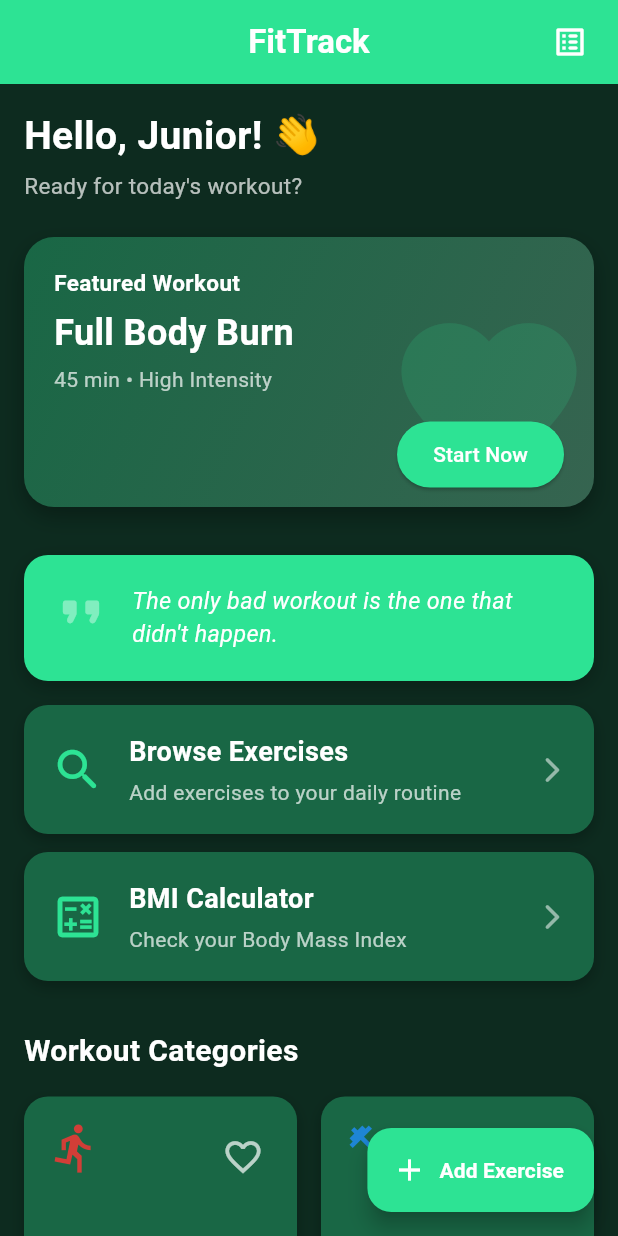
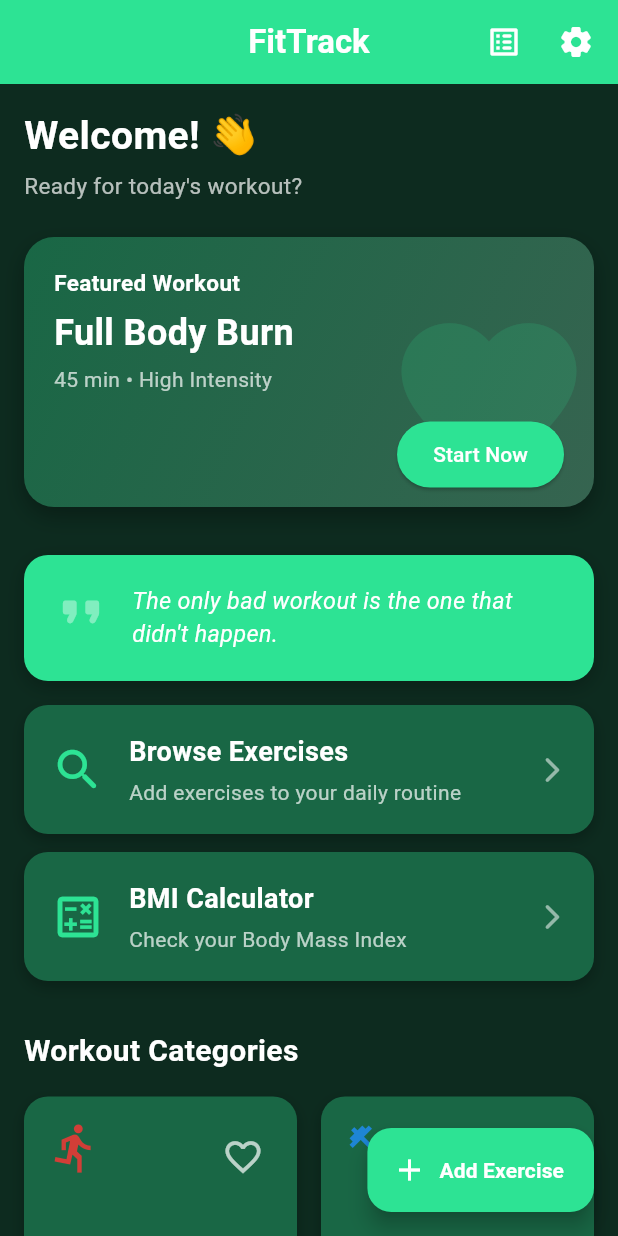
Before and after one commit to JuniorSillo/fitness_tracker, a Flutter app: the screen it shows after launch, on a phone screen of 412 x 824 dp. Run offline on Flutter 3.47's test engine with Material 3 defaults, Android fonts, the phone set to English and light mode, and no system bars; our stand-ins replace shared_preferences.

Commit message:
Refactor home screen layout and add profile greeting

```diff
--- a/fitness_tracker/lib/screens/home_screen.dart
+++ b/fitness_tracker/lib/screens/home_screen.dart
@@ -4,9 +4,11 @@ import 'package:provider/provider.dart';
 import '../widgets/featured_workout_banner.dart';
 import '../widgets/workout_category_tile.dart';
 import '../providers/routine_provider.dart';
+import '../providers/profile_provider.dart';
 import '../app_router.dart';
 import 'exercise_browse_screen.dart';
 import 'routine_summary_screen.dart';
+import 'settings_profile_screen.dart';
 
 class HomeScreen extends StatefulWidget {
   const HomeScreen({super.key});
@@ -52,6 +54,12 @@ class _HomeScreenState extends State<HomeScreen> {
   @override
   Widget build(BuildContext context) {
     final routineCount = context.watch<RoutineProvider>().exerciseCount;
+    final profile      = context.watch<ProfileProvider>();
+
+
+    final greeting = (profile.name.isEmpty || profile.name == 'Guest')
+        ? 'Welcome! 👋'
+        : 'Welcome back, ${profile.name}! 👋';
 
     return Scaffold(
       appBar: AppBar(
@@ -63,7 +71,7 @@ class _HomeScreenState extends State<HomeScreen> {
                 fontSize: 22)),
         centerTitle: true,
         actions: [
-          // My Routine badge button
+          // My Routine badge
           Stack(
             alignment: Alignment.center,
             children: [
@@ -83,21 +91,27 @@ class _HomeScreenState extends State<HomeScreen> {
                   child: Container(
                     padding: const EdgeInsets.all(4),
                     decoration: const BoxDecoration(
-                      color: Colors.white,
-                      shape: BoxShape.circle,
-                    ),
-                    child: Text(
-                      '$routineCount',
-                      style: const TextStyle(
-                          color: Color(0xFF196745),
-                          fontSize: 10,
-                          fontWeight: FontWeight.bold),
-                    ),
+                        color: Colors.white, shape: BoxShape.circle),
+                    child: Text('$routineCount',
+                        style: const TextStyle(
+                            color: Color(0xFF196745),
+                            fontSize: 10,
+                            fontWeight: FontWeight.bold)),
                   ),
                 ),
             ],
           ),
-          const SizedBox(width: 8),
+          // Settings gear icon
+          IconButton(
+            icon: const Icon(Icons.settings_rounded, color: Colors.white),
+            tooltip: 'Profile & Settings',
+            onPressed: () => Navigator.push(
+              context,
+              MaterialPageRoute(
+                  builder: (_) => const SettingsProfileScreen()),
+            ),
+          ),
+          const SizedBox(width: 4),
         ],
       ),
       body: SingleChildScrollView(
@@ -105,12 +119,33 @@ class _HomeScreenState extends State<HomeScreen> {
         child: Column(
           crossAxisAlignment: CrossAxisAlignment.start,
           children: [
-            const Text('Hello, Junior! 👋',
-                style: TextStyle(
+            // Dynamic greeting
+            Text(greeting,
+                style: const TextStyle(
                     fontSize: 26,
                     fontWeight: FontWeight.bold,
                     color: Colors.white)),
             const SizedBox(height: 4),
+
+            // Weight goal chip — only shown if set
+            if (profile.weightGoal > 0)
+              Padding(
+                padding: const EdgeInsets.only(bottom: 8),
+                child: Chip(
+                  avatar: const Icon(Icons.flag_rounded,
+                      color: Colors.black, size: 16),
+                  label: Text(
+                    'Goal: ${profile.weightGoal.toStringAsFixed(1)} ${profile.weightUnit}',
+                    style: const TextStyle(
+                        color: Colors.black,
+                        fontSize: 13,
+                        fontWeight: FontWeight.w600),
+                  ),
+                  backgroundColor: const Color(0xFF2DE394),
+                  padding: EdgeInsets.zero,
+                ),
+              ),
+
             const Text('Ready for today\'s workout?',
                 style: TextStyle(fontSize: 15, color: Colors.white70)),
             const SizedBox(height: 24),
@@ -154,96 +189,22 @@ class _HomeScreenState extends State<HomeScreen> {
             const SizedBox(height: 16),
 
             // Browse Exercises card
-            GestureDetector(
-              onTap: () => Navigator.push(
-                context,
-                MaterialPageRoute(
-                    builder: (_) => const ExerciseBrowseScreen()),
-              ),
-              child: Container(
-                padding: const EdgeInsets.all(18),
-                decoration: BoxDecoration(
-                  color: const Color(0xFF196745),
-                  borderRadius: BorderRadius.circular(16),
-                  boxShadow: [
-                    BoxShadow(
-                      color: Colors.black.withValues(alpha: 0.25),
-                      blurRadius: 8,
-                      offset: const Offset(0, 4),
-                    ),
-                  ],
-                ),
-                child: const Row(
-                  children: [
-                    Icon(Icons.search_rounded,
-                        color: Color(0xFF2DE394), size: 36),
-                    SizedBox(width: 16),
-                    Expanded(
-                      child: Column(
-                        crossAxisAlignment: CrossAxisAlignment.start,
-                        children: [
-                          Text('Browse Exercises',
-                              style: TextStyle(
-                                  color: Colors.white,
-                                  fontSize: 18,
-                                  fontWeight: FontWeight.bold)),
-                          SizedBox(height: 4),
-                          Text('Add exercises to your daily routine',
-                              style: TextStyle(
-                                  color: Colors.white70, fontSize: 14)),
-                        ],
-                      ),
-                    ),
-                    Icon(Icons.arrow_forward_ios_rounded,
-                        color: Colors.white54, size: 20),
-                  ],
-                ),
-              ),
+            _navCard(
+              icon: Icons.search_rounded,
+              title: 'Browse Exercises',
+              subtitle: 'Add exercises to your daily routine',
+              onTap: () => Navigator.push(context,
+                  MaterialPageRoute(
+                      builder: (_) => const ExerciseBrowseScreen())),
             ),
             const SizedBox(height: 12),
 
             // BMI Calculator card
-            GestureDetector(
+            _navCard(
+              icon: Icons.calculate_outlined,
+              title: 'BMI Calculator',
+              subtitle: 'Check your Body Mass Index',
               onTap: () => Navigator.of(context).pushRoute(AppRoute.bmi),
-              child: Container(
-                padding: const EdgeInsets.all(18),
-                decoration: BoxDecoration(
-                  color: const Color(0xFF196745),
-                  borderRadius: BorderRadius.circular(16),
-                  boxShadow: [
-                    BoxShadow(
-                      color: Colors.black.withValues(alpha: 0.25),
-                      blurRadius: 8,
-                      offset: const Offset(0, 4),
-                    ),
-                  ],
-                ),
-                child: const Row(
-                  children: [
-                    Icon(Icons.calculate_outlined,
-                        color: Color(0xFF2DE394), size: 36),
-                    SizedBox(width: 16),
-                    Expanded(
-                      child: Column(
-                        crossAxisAlignment: CrossAxisAlignment.start,
-                        children: [
-                          Text('BMI Calculator',
-                              style: TextStyle(
-                                  color: Colors.white,
-                                  fontSize: 18,
-                                  fontWeight: FontWeight.bold)),
-                          SizedBox(height: 4),
-                          Text('Check your Body Mass Index',
-                              style: TextStyle(
-                                  color: Colors.white70, fontSize: 14)),
-                        ],
-                      ),
-                    ),
-                    Icon(Icons.arrow_forward_ios_rounded,
-                        color: Colors.white54, size: 20),
-                  ],
-                ),
-              ),
             ),
 
             const SizedBox(height: 32),
@@ -324,4 +285,53 @@ class _HomeScreenState extends State<HomeScreen> {
       ),
     );
   }
+
+  Widget _navCard({
+    required IconData icon,
+    required String title,
+    required String subtitle,
+    required VoidCallback onTap,
+  }) {
+    return GestureDetector(
+      onTap: onTap,
+      child: Container(
+        padding: const EdgeInsets.all(18),
+        decoration: BoxDecoration(
+          color: const Color(0xFF196745),
+          borderRadius: BorderRadius.circular(16),
+          boxShadow: [
+            BoxShadow(
+              color: Colors.black.withValues(alpha: 0.25),
+              blurRadius: 8,
+              offset: const Offset(0, 4),
+            ),
+          ],
+        ),
+        child: Row(
+          children: [
+            Icon(icon, color: const Color(0xFF2DE394), size: 36),
+            const SizedBox(width: 16),
+            Expanded(
+              child: Column(
+                crossAxisAlignment: CrossAxisAlignment.start,
+                children: [
+                  Text(title,
+                      style: const TextStyle(
+                          color: Colors.white,
+                          fontSize: 18,
+                          fontWeight: FontWeight.bold)),
+                  const SizedBox(height: 4),
+                  Text(subtitle,
+                      style:
+                          const TextStyle(color: Colors.white70, fontSize: 14)),
+                ],
+              ),
+            ),
+            const Icon(Icons.arrow_forward_ios_rounded,
+                color: Colors.white54, size: 20),
+          ],
+        ),
+      ),
+    );
+  }
 }
```
